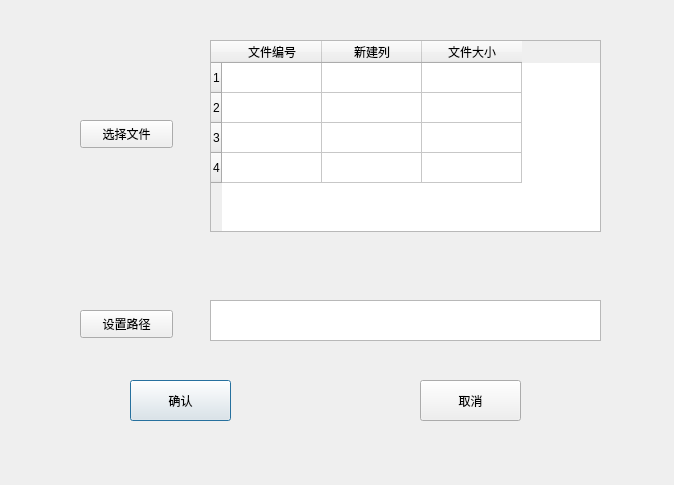
First picture: the form in dialog_new.ui, repository Zhang1Sheng/my_fs, before the edit.
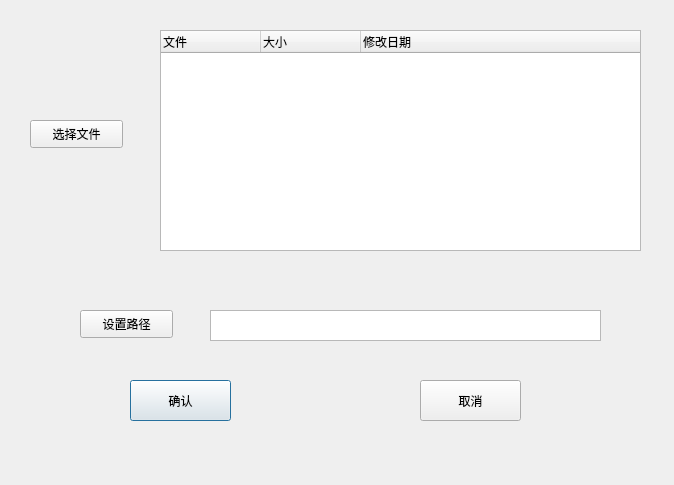
Second picture: the form after the edit.

```diff
--- a/dialog_new.ui
+++ b/dialog_new.ui
@@ -42,7 +42,7 @@
   <widget class="QPushButton" name="bt_selectfile">
    <property name="geometry">
     <rect>
-     <x>80</x>
+     <x>30</x>
      <y>120</y>
      <width>93</width>
      <height>28</height>
@@ -52,54 +52,6 @@
     <string>选择文件</string>
    </property>
   </widget>
-  <widget class="QTableWidget" name="tableWidget">
-   <property name="geometry">
-    <rect>
-     <x>210</x>
-     <y>40</y>
-     <width>391</width>
-     <height>192</height>
-    </rect>
-   </property>
-   <property name="horizontalScrollBarPolicy">
-    <enum>Qt::ScrollBarAlwaysOff</enum>
-   </property>
-   <row>
-    <property name="text">
-     <string>1</string>
-    </property>
-   </row>
-   <row>
-    <property name="text">
-     <string>2</string>
-    </property>
-   </row>
-   <row>
-    <property name="text">
-     <string>3</string>
-    </property>
-   </row>
-   <row>
-    <property name="text">
-     <string>4</string>
-    </property>
-   </row>
-   <column>
-    <property name="text">
-     <string>文件编号</string>
-    </property>
-   </column>
-   <column>
-    <property name="text">
-     <string>新建列</string>
-    </property>
-   </column>
-   <column>
-    <property name="text">
-     <string>文件大小</string>
-    </property>
-   </column>
-  </widget>
   <widget class="QPushButton" name="bt_path">
    <property name="geometry">
     <rect>
@@ -117,12 +69,65 @@
    <property name="geometry">
     <rect>
      <x>210</x>
-     <y>300</y>
+     <y>310</y>
      <width>391</width>
-     <height>41</height>
+     <height>31</height>
     </rect>
    </property>
   </widget>
+  <widget class="QLabel" name="label">
+   <property name="geometry">
+    <rect>
+     <x>190</x>
+     <y>245</y>
+     <width>411</width>
+     <height>31</height>
+    </rect>
+   </property>
+   <property name="text">
+    <string/>
+   </property>
+  </widget>
+  <widget class="QTreeWidget" name="fileList">
+   <property name="geometry">
+    <rect>
+     <x>160</x>
+     <y>30</y>
+     <width>481</width>
+     <height>221</height>
+    </rect>
+   </property>
+   <property name="minimumSize">
+    <size>
+     <width>481</width>
+     <height>0</height>
+    </size>
+   </property>
+   <property name="maximumSize">
+    <size>
+     <width>481</width>
+     <height>16777215</height>
+    </size>
+   </property>
+   <property name="horizontalScrollBarPolicy">
+    <enum>Qt::ScrollBarAlwaysOff</enum>
+   </property>
+   <column>
+    <property name="text">
+     <string>文件</string>
+    </property>
+   </column>
+   <column>
+    <property name="text">
+     <string>大小</string>
+    </property>
+   </column>
+   <column>
+    <property name="text">
+     <string>修改日期</string>
+    </property>
+   </column>
+  </widget>
  </widget>
  <resources/>
  <connections/>
```
